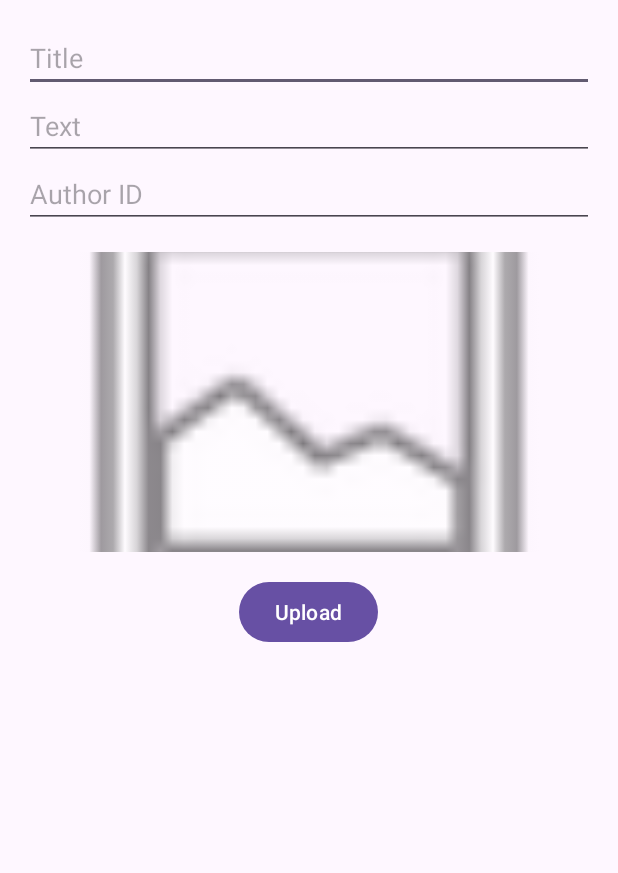
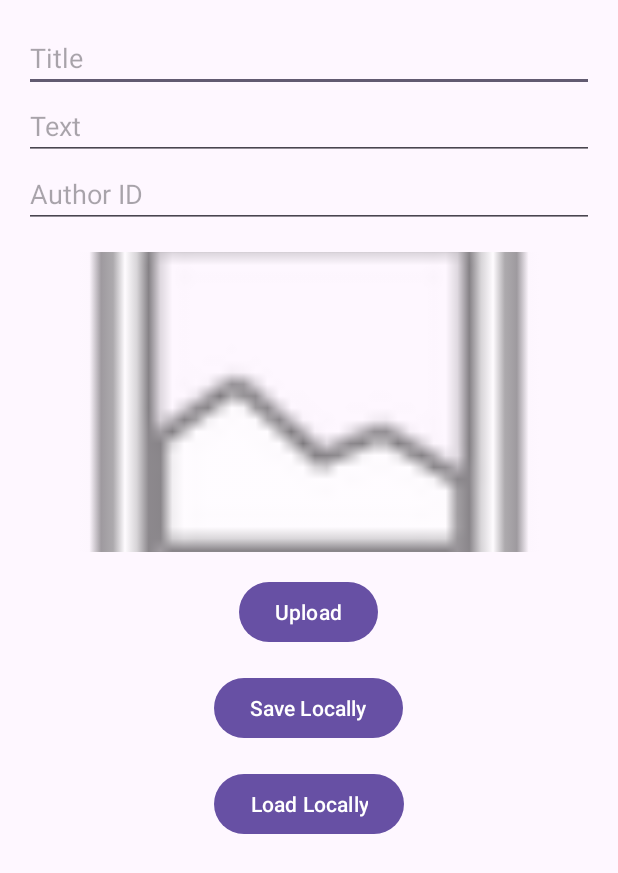
Before and after one commit to meongju0o0/mobile-webservice-mid-project, an Android app: the UploadActivity screen opened directly, with no data from a screen before it, on a phone screen of 412 x 824 dp. Shown: the top 873 px of the screen. Run offline under Robolectric (Android 15) with nearby library versions, the phone set to English and light mode, and no system bars.

Commit message:
임시 저장 기능

```diff
--- a/PhotoViewer/app/src/main/res/layout/activity_upload.xml
+++ b/PhotoViewer/app/src/main/res/layout/activity_upload.xml
@@ -42,6 +42,23 @@
             android:text="Upload"
             android:layout_gravity="center_horizontal"
             android:layout_marginTop="16dp" />
+
+        <Button
+            android:id="@+id/saveButton"
+            android:layout_width="wrap_content"
+            android:layout_height="wrap_content"
+            android:text="Save Locally"
+            android:layout_gravity="center_horizontal"
+            android:layout_marginTop="16dp" />
+
+        <Button
+            android:id="@+id/loadButton"
+            android:layout_width="wrap_content"
+            android:layout_height="wrap_content"
+            android:text="Load Locally"
+            android:layout_gravity="center_horizontal"
+            android:layout_marginTop="16dp" />
+
     </LinearLayout>
 
 </androidx.constraintlayout.widget.ConstraintLayout>
```
Also changed, not shown: PhotoViewer/app/src/main/java/com/example/myapplication/UploadActivity.java (+57 -1 lines), 1 other file.
